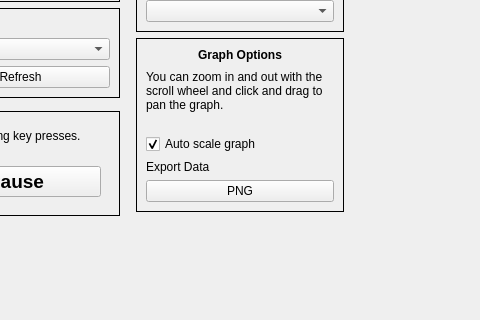
This is connect.ui in BB121-LAB/arduino_connect as Qt 5 draws it before an edit; both pictures show x 283 to 763 and y 95 to 415 of the 1045 by 415 pixel window. The edited form follows.
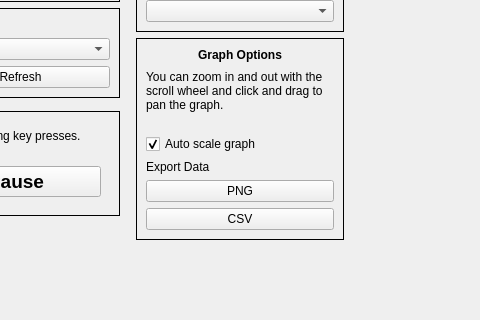
This is the edited form. Custom widgets are drawn as their Qt base class.

Commit message: Added csv export, changed default key

The edit to the form file:
```diff
--- a/connect.ui
+++ b/connect.ui
@@ -346,6 +346,13 @@
             </property>
            </widget>
           </item>
+          <item>
+           <widget class="QPushButton" name="button_csv_export">
+            <property name="text">
+             <string>CSV</string>
+            </property>
+           </widget>
+          </item>
          </layout>
         </widget>
        </item>
```
The commit also changes 2 other files.
